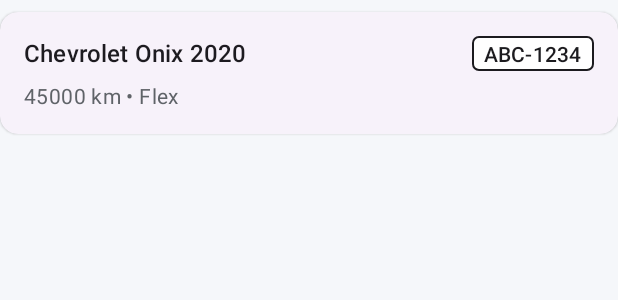
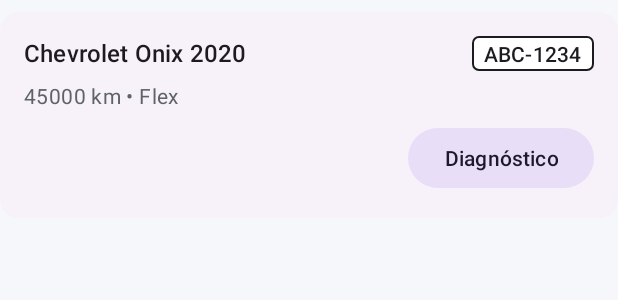
Before and after one commit to giulianolagni/charruamotors, an Android app: the layout item_veiculo.xml on its own in the app's theme, with its tools: preview values and no code run, on a phone screen of 412 x 824 dp. Shown: the top 300 px of the screen. Run offline under Robolectric (Android 15) with nearby library versions, the phone set to English and light mode, and no system bars.

Commit message:
feat: liga o dashboard ao diagnóstico por veículo

```diff
--- a/app/src/main/java/com/charruamotors/ui/dashboard/VeiculoAdapter.kt
+++ b/app/src/main/java/com/charruamotors/ui/dashboard/VeiculoAdapter.kt
@@ -13,6 +13,7 @@ import com.charruamotors.ui.util.rotulo
 /** Adapter da lista de veículos do Dashboard. O DiffUtil anima só os itens que mudaram. */
 class VeiculoAdapter(
     private val aoClicar: (Veiculo) -> Unit,
+    private val aoDiagnosticar: (Veiculo) -> Unit,
 ) : ListAdapter<Veiculo, VeiculoAdapter.ViewHolder>(Diff) {
 
     override fun onCreateViewHolder(parent: ViewGroup, viewType: Int): ViewHolder =
@@ -33,6 +34,7 @@ class VeiculoAdapter(
                 veiculo.tipoCombustivel.rotulo(context),
             )
             root.setOnClickListener { aoClicar(veiculo) }
+            botaoDiagnostico.setOnClickListener { aoDiagnosticar(veiculo) }
         }
     }
 
--- a/app/src/main/res/layout/item_veiculo.xml
+++ b/app/src/main/res/layout/item_veiculo.xml
@@ -50,5 +50,16 @@
             app:layout_constraintStart_toStartOf="parent"
             app:layout_constraintTop_toBottomOf="@id/texto_descricao"
             tools:text="45000 km • Flex" />
+
+        <!-- Atalho para o diagnóstico OBD2 / manutenções do veículo -->
+        <com.google.android.material.button.MaterialButton
+            android:id="@+id/botao_diagnostico"
+            style="@style/Widget.Material3.Button.TonalButton"
+            android:layout_width="wrap_content"
+            android:layout_height="wrap_content"
+            android:layout_marginTop="@dimen/espaco_pequeno"
+            android:text="@string/botao_diagnostico"
+            app:layout_constraintEnd_toEndOf="parent"
+            app:layout_constraintTop_toBottomOf="@id/texto_detalhes" />
     </androidx.constraintlayout.widget.ConstraintLayout>
 </com.google.android.material.card.MaterialCardView>
--- a/app/src/main/res/values/strings.xml
+++ b/app/src/main/res/values/strings.xml
@@ -16,7 +16,6 @@
     <string name="botao_conectar_scanner">Conectar scanner OBD2</string>
     <string name="botao_novo_veiculo">Novo veículo</string>
     <string name="acao_sair">Sair</string>
-    <string name="em_breve">Disponível em breve</string>
     <string name="item_veiculo_detalhes">%1$d km • %2$s</string>
     <plurals name="dashboard_total_veiculos">
         <item quantity="one">%d veículo cadastrado</item>
```
Also changed, not shown: app/src/main/java/com/charruamotors/ui/dashboard/DashboardActivity.kt (+27 -6 lines).
